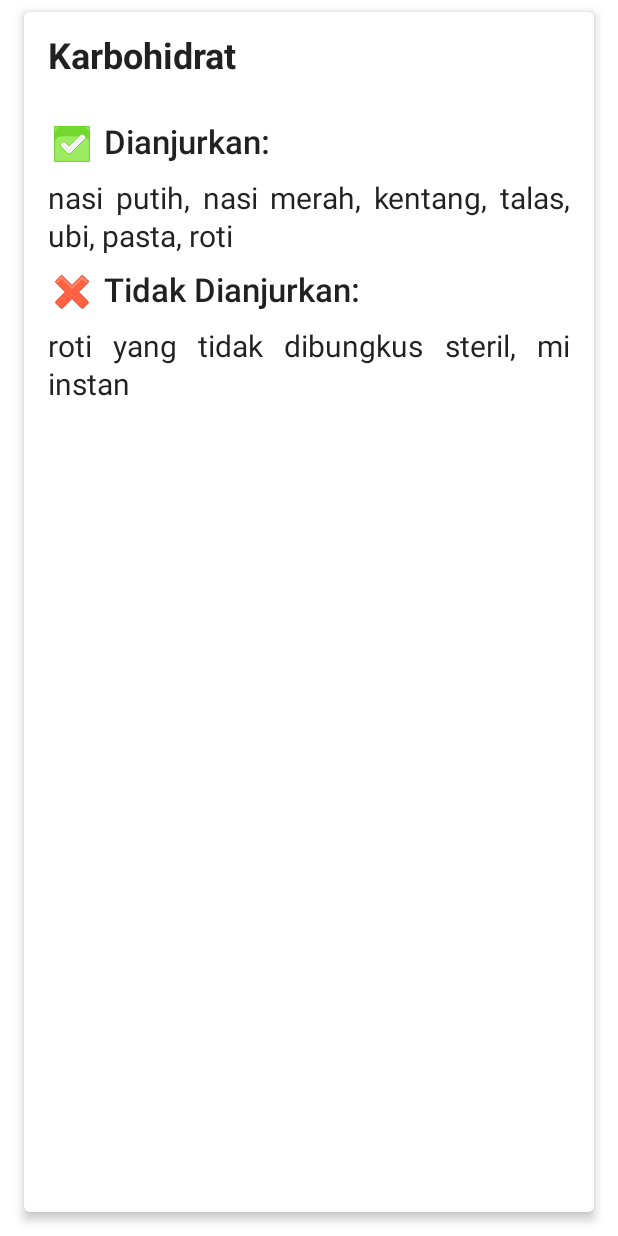
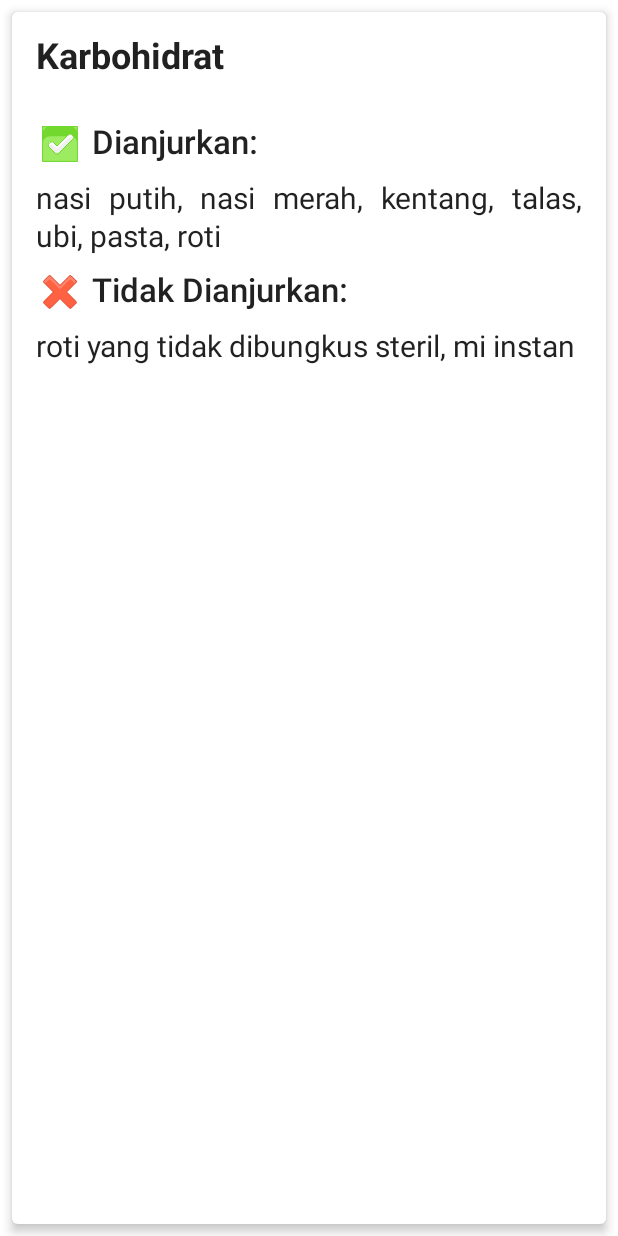
Before and after one commit to Fatimazza/Pedionutricare, an Android app built with Jetpack Compose: the composable FoodRecommendation called with sample values from the repository, on a phone screen of 412 x 824 dp. Run offline under Robolectric (Android 15) with nearby library versions, the phone set to English and light mode, and no system bars.

Commit message:
Recommendation - Change card padding

```diff
--- a/app/src/main/java/xyz/codingwithza/pedionutricare/FoodRecommendationActivity.kt
+++ b/app/src/main/java/xyz/codingwithza/pedionutricare/FoodRecommendationActivity.kt
@@ -62,12 +62,7 @@ fun FoodRecommendation(
     modifier: Modifier = Modifier
 ) {
     Card(
-        modifier = modifier.padding(
-            start = 16.dp,
-            top = 8.dp,
-            bottom = 16.dp,
-            end = 16.dp
-        ),
+        modifier = modifier.padding(8.dp),
         elevation = 4.dp
     ) {
         Column(
```
